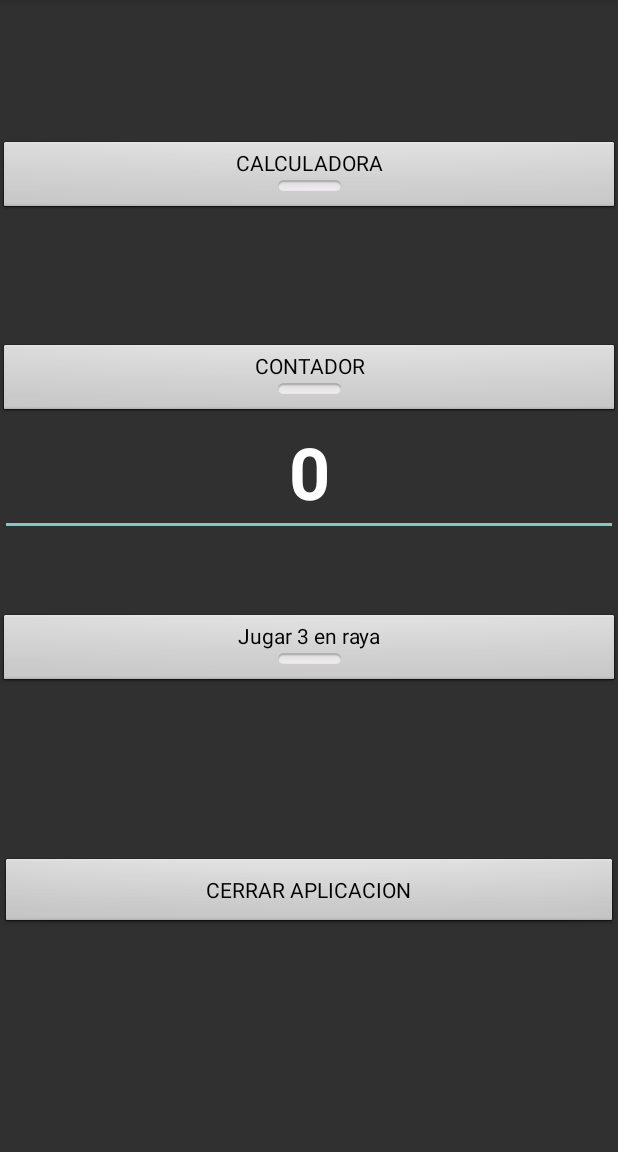
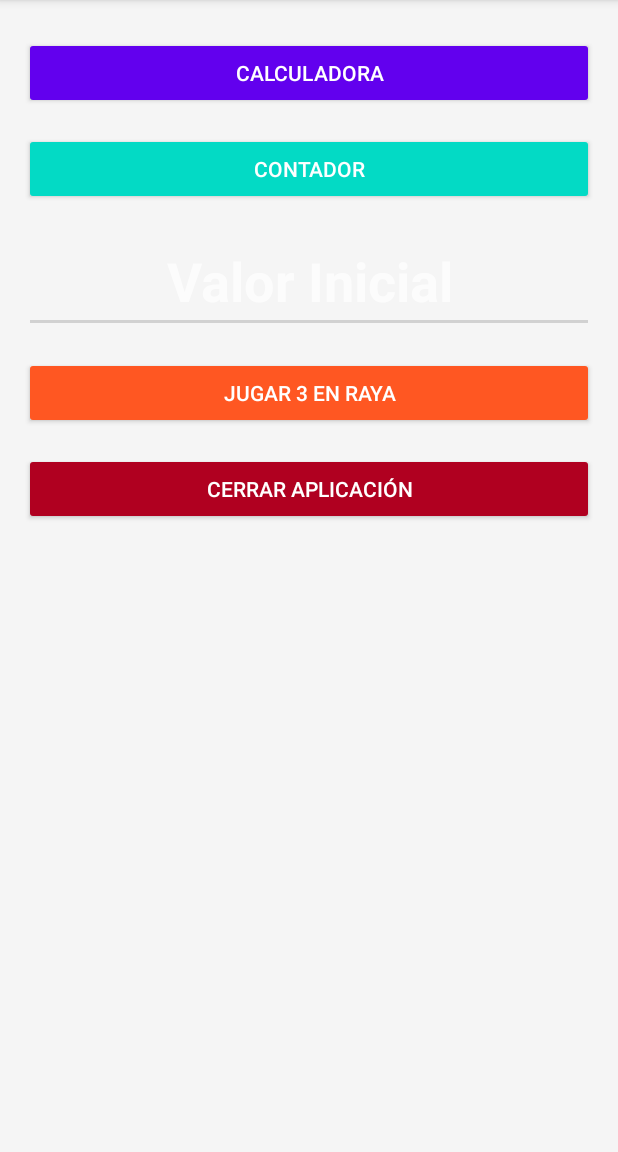
Before and after one commit to ikeer-gr/ProyectoMultiAppAndroid, an Android app: the screen it shows after launch (principal), on a phone screen of 412 x 824 dp, the part 84-1236 px from its top. Run offline under Robolectric (Android 15) with nearby library versions, the phone set to English and light mode, and no system bars.

Commit message:
Todo terminado solo falta ponerlo bonito

```diff
--- a/app/src/main/java/com/example/ikergomezrubio/MainActivity.java
+++ b/app/src/main/java/com/example/ikergomezrubio/MainActivity.java
@@ -35,7 +35,7 @@ public class MainActivity extends AppCompatActivity {
                 contador = valorDesdeIntent; // Usar valor enviado desde principal
             } else {
                 SharedPreferences datos = PreferenceManager.getDefaultSharedPreferences(this);
-                contador = datos.getInt("cuenta", 0); // Restaurar desde SharedPreferences
+                contador = 0;
             }
         }
 
--- a/app/src/main/res/layout/activity_principal.xml
+++ b/app/src/main/res/layout/activity_principal.xml
@@ -2,76 +2,74 @@
 <LinearLayout xmlns:android="http://schemas.android.com/apk/res/android"
     android:layout_width="match_parent"
     android:layout_height="match_parent"
-    android:orientation="vertical">
+    android:orientation="vertical"
+    android:padding="16dp"
+    android:background="#F5F5F5">
 
-    <LinearLayout
+    <!-- Encabezado -->
+    <TextView
         android:layout_width="match_parent"
-        android:layout_height="match_parent"
-        android:orientation="vertical">
+        android:layout_height="wrap_content"
+        android:text="Bienvenido"
+        android:textSize="24sp"
+        android:textStyle="bold"
+        android:gravity="center"
+        android:textColor="#333333"
+        android:layout_marginBottom="32dp" />
 
-        <Space
-            android:layout_width="match_parent"
-            android:layout_height="58dp" />
-
-        <Space
-            android:layout_width="match_parent"
-            android:layout_height="60dp" />
-
-        <Space
-            android:layout_width="match_parent"
-            android:layout_height="32dp" />
-
+    <!-- Botón de Calculadora -->
     <Button
         android:id="@+id/bcal"
-            style="@android:style/Widget.Button.Toggle"
         android:layout_width="match_parent"
         android:layout_height="wrap_content"
-            android:onClick="ejecutarCalculadora"
-            android:text="CALCULADORA" />
+        android:text="Calculadora"
+        android:backgroundTint="#6200EE"
+        android:textColor="#FFFFFF"
+        android:layout_marginBottom="16dp"
+        android:onClick="ejecutarCalculadora" />
 
-        <Space
-            android:layout_width="match_parent"
-            android:layout_height="87dp" />
-
+    <!-- Botón de Contador -->
     <Button
         android:id="@+id/bcontador"
-            style="@android:style/Widget.Button.Toggle"
         android:layout_width="match_parent"
         android:layout_height="wrap_content"
-            android:onClick="ejecutarContador"
-            android:text="CONTADOR" />
+        android:text="Contador"
+        android:backgroundTint="#03DAC5"
+        android:textColor="#FFFFFF"
+        android:layout_marginBottom="16dp"
+        android:onClick="ejecutarContador" />
 
+    <!-- Campo de texto del contador -->
     <EditText
         android:id="@+id/valorinicial"
         android:layout_width="match_parent"
-            android:layout_height="80dp"
-            android:text="0"
-            android:textAlignment="center"
-            android:textSize="48sp"
-            android:textStyle="bold" />
+        android:layout_height="wrap_content"
+        android:hint="Valor Inicial"
+        android:gravity="center"
+        android:textSize="36sp"
+        android:textStyle="bold"
+        android:backgroundTint="#D1D1D1"
+        android:layout_marginBottom="16dp"
+        android:inputType="number" />
 
-        <Space
-            android:layout_width="match_parent"
-            android:layout_height="52dp" />
-
+    <!-- Botón de Jugar 3 en Raya -->
     <Button
         android:id="@+id/b3en"
-            style="@android:style/Widget.Button.Toggle"
         android:layout_width="match_parent"
         android:layout_height="wrap_content"
-            android:onClick="ejecutar3raya"
-            android:text="Jugar 3 en raya" />
+        android:text="Jugar 3 en Raya"
+        android:backgroundTint="#FF5722"
+        android:textColor="#FFFFFF"
+        android:layout_marginBottom="16dp"
+        android:onClick="ejecutar3raya" />
 
-        <Space
-            android:layout_width="match_parent"
-            android:layout_height="114dp" />
-
+    <!-- Botón de Salir -->
     <Button
         android:id="@+id/b_salir"
-            style="@android:style/Widget.Button"
         android:layout_width="match_parent"
         android:layout_height="wrap_content"
-            android:onClick="salir"
-            android:text="CERRAR APLICACION" />
+        android:text="Cerrar Aplicación"
+        android:backgroundTint="#B00020"
+        android:textColor="#FFFFFF"
+        android:onClick="salir" />
 </LinearLayout>
-</LinearLayout>
```
Also changed, not shown: app/src/main/res/layout-en/activity_main.xml (deleted, +0 -77 lines), app/src/main/res/layout/activity_juego3raya.xml (+14 -15 lines), app/src/main/res/values/strings.xml (+9 -0 lines), 1 other file. Lines whose indentation alone changed are shown as unchanged.
